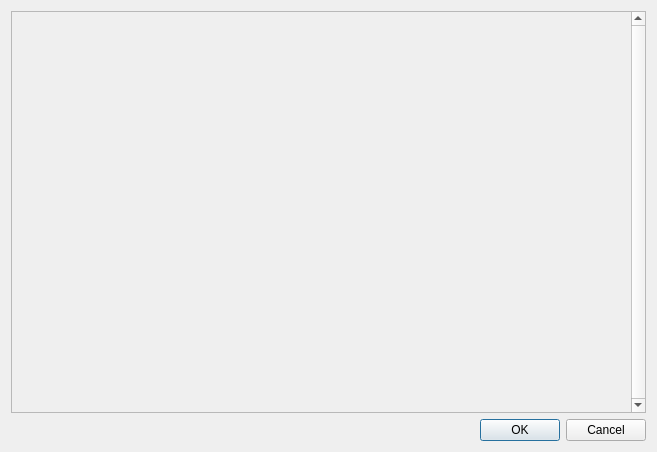
Above: presenters/ui/feature.ui from raiben/code_skeleton_builder before the change. Below: the same form after it.
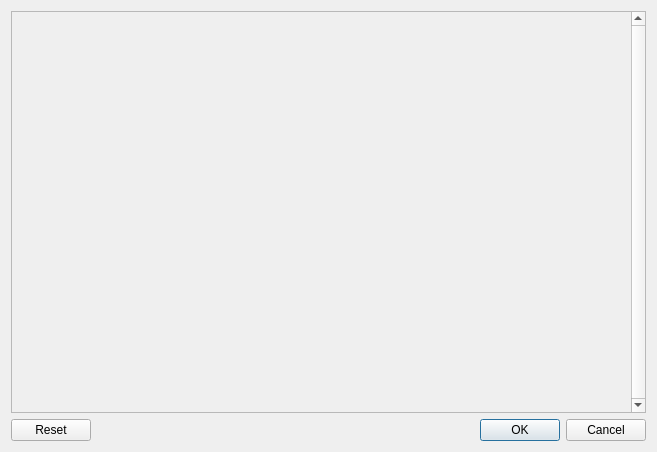
That is the form after the change.

Commit message: new macros for the skeleton and clear form

Patch:
```diff
--- a/presenters/ui/feature.ui
+++ b/presenters/ui/feature.ui
@@ -63,7 +63,7 @@
    <item>
     <widget class="QDialogButtonBox" name="button_box">
      <property name="standardButtons">
-      <set>QDialogButtonBox::Cancel|QDialogButtonBox::Ok</set>
+      <set>QDialogButtonBox::Cancel|QDialogButtonBox::Ok|QDialogButtonBox::Reset</set>
      </property>
     </widget>
    </item>
```
Left out of the diff: 2 changed lines with no effect on the pictures. The commit also changes 2 other files.
